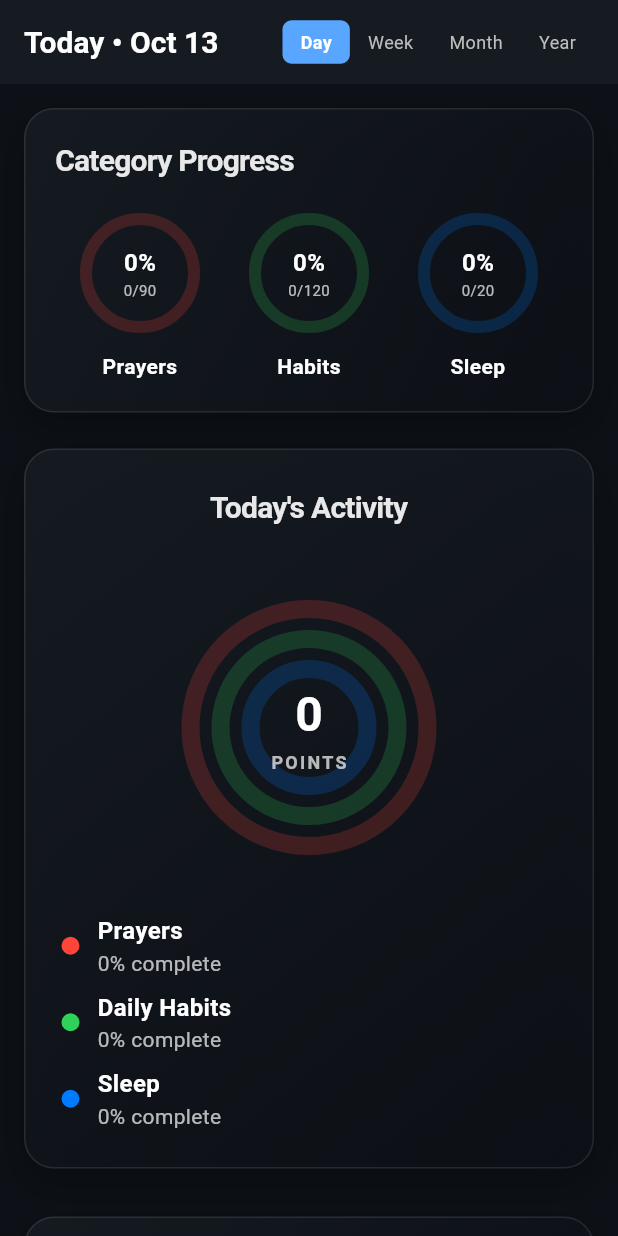
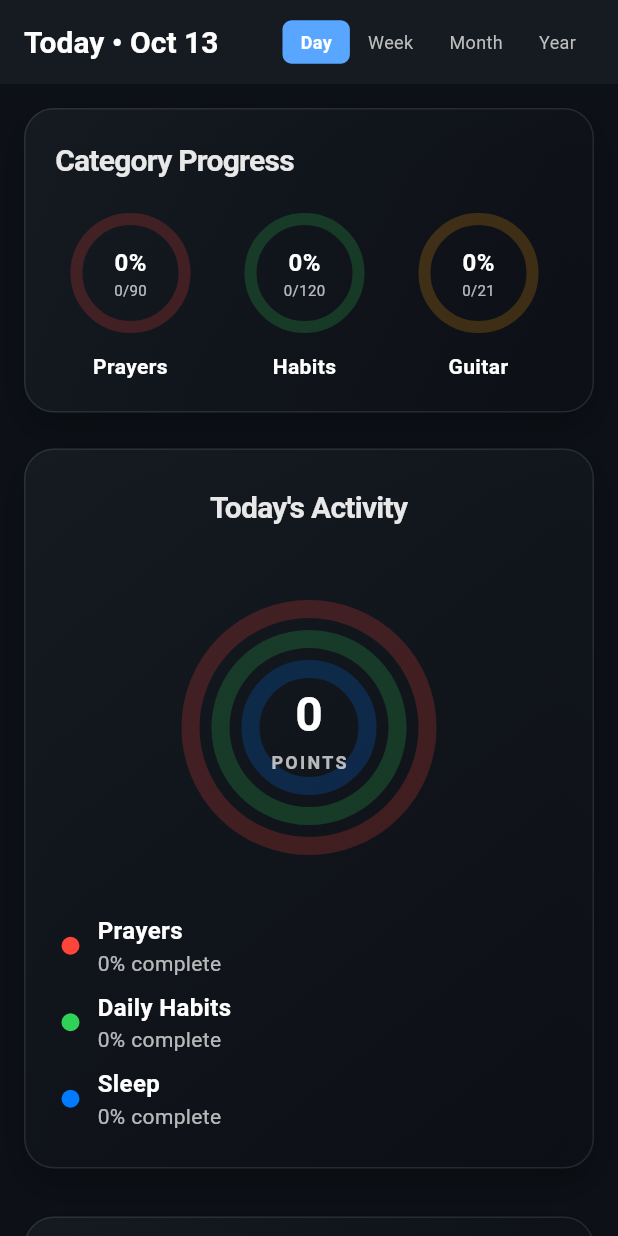
Before and after one commit to Drabu/tracker, a Flutter app: the screen it shows after launch, on a phone screen of 412 x 824 dp. Run offline on Flutter 3.47's test engine with Material 3 defaults, Android fonts, the phone set to English and light mode, and no system bars; our stand-ins replace shared_preferences, wakelock_plus.

Commit message:
Add Guitar and Water individual rings to day view
- Add Guitar Sessions ring with orange color (#FF9F0A)
- Add Water ring with teal color (#00C7BE)
- Update rings layout to horizontal scroll for 5 categories
- Handle special Water category extraction from Daily Habits
- Show individual progress, scores, and percentages for each
- Maintain existing combined rings below individual ones

🤖 Generated with [Claude Code](https://claude.ai/code)

Co-Authored-By: Claude <noreply@anthropic.com>

```diff
--- a/lib/main.dart
+++ b/lib/main.dart
@@ -1797,6 +1797,8 @@ class _DailyTrackerHomeState extends State<DailyTrackerHome> with TickerProvider
     final categories = [
       {'name': 'Akhira (Salah)', 'color': const Color(0xFFFF453A), 'title': 'Prayers'},
       {'name': 'Daily Habits', 'color': const Color(0xFF30D158), 'title': 'Habits'},
+      {'name': 'Guitar Sessions', 'color': const Color(0xFFFF9F0A), 'title': 'Guitar'},
+      {'name': 'Water', 'color': const Color(0xFF00C7BE), 'title': 'Water'},
       {'name': 'Sleep Metrics', 'color': const Color(0xFF007AFF), 'title': 'Sleep'},
     ];
 
@@ -1837,21 +1839,32 @@ class _DailyTrackerHomeState extends State<DailyTrackerHome> with TickerProvider
             ),
           ),
           const SizedBox(height: 20),
-          Row(
-            mainAxisAlignment: MainAxisAlignment.spaceEvenly,
-            children: categories.map((category) {
+          SingleChildScrollView(
+            scrollDirection: Axis.horizontal,
+            child: Row(
+              children: categories.asMap().entries.map((entry) {
+                int index = entry.key;
+                Map<String, dynamic> category = entry.value;
                 double progress = _getCategoryProgress(category['name'] as String, dayIndex);
                 Color color = category['color'] as Color;
                 String title = category['title'] as String;
 
-              return _buildIndividualRing(
+                return Container(
+                  width: 100,
+                  margin: EdgeInsets.only(
+                    left: index == 0 ? 0 : 8,
+                    right: index == categories.length - 1 ? 0 : 8,
+                  ),
+                  child: _buildIndividualRing(
                     progress: progress,
                     color: color,
                     title: title,
                     categoryName: category['name'] as String,
                     dayIndex: dayIndex,
+                  ),
                 );
               }).toList(),
+            ),
           ),
         ],
       ),
@@ -1868,8 +1881,7 @@ class _DailyTrackerHomeState extends State<DailyTrackerHome> with TickerProvider
     int currentScore = _getCategoryScore(categoryName, dayIndex);
     int maxScore = _getCategoryMaxScore(categoryName, dayIndex);
 
-    return Expanded(
-      child: Column(
+    return Column(
       children: [
         SizedBox(
           width: 80,
@@ -1922,12 +1934,19 @@ class _DailyTrackerHomeState extends State<DailyTrackerHome> with TickerProvider
           textAlign: TextAlign.center,
         ),
       ],
-      ),
     );
   }
 
   int _getCategoryScore(String categoryName, int dayIndex) {
-    List<String> habits = _categories[categoryName] ?? [];
+    List<String> habits;
+
+    // Handle special Water category
+    if (categoryName == 'Water') {
+      habits = ['Water'];
+    } else {
+      habits = _categories[categoryName] ?? [];
+    }
+
     int currentScore = 0;
     bool isWeekend = dayIndex == 5 || dayIndex == 6;
 
@@ -1946,7 +1965,15 @@ class _DailyTrackerHomeState extends State<DailyTrackerHome> with TickerProvider
   }
 
   int _getCategoryMaxScore(String categoryName, int dayIndex) {
-    List<String> habits = _categories[categoryName] ?? [];
+    List<String> habits;
+
+    // Handle special Water category
+    if (categoryName == 'Water') {
+      habits = ['Water'];
+    } else {
+      habits = _categories[categoryName] ?? [];
+    }
+
     int maxScore = 0;
     bool isWeekend = dayIndex == 5 || dayIndex == 6;
 
@@ -2169,7 +2196,15 @@ class _DailyTrackerHomeState extends State<DailyTrackerHome> with TickerProvider
   }
 
   double _getCategoryProgress(String categoryName, int dayIndex) {
-    List<String> habits = _categories[categoryName] ?? [];
+    List<String> habits;
+
+    // Handle special Water category
+    if (categoryName == 'Water') {
+      habits = ['Water'];
+    } else {
+      habits = _categories[categoryName] ?? [];
+    }
+
     int currentScore = 0;
     int maxScore = 0;
 
```
Lines whose indentation alone changed are shown as unchanged.
